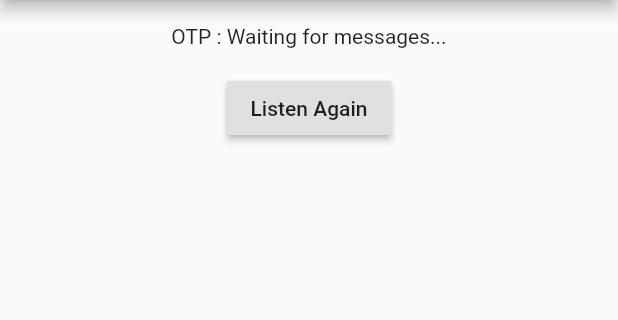
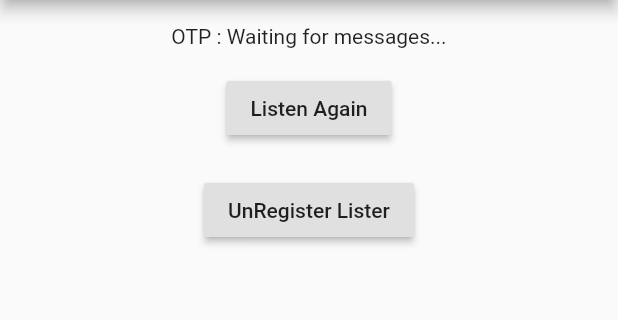
Before and after one commit to dineshpote26/flutter_read_otp, a Flutter app: the screen it shows after launch, on a phone screen of 412 x 824 dp, the part 84-404 px from its top. Run offline on Flutter 3.47's test engine with Material 2 defaults, Android fonts, the phone set to English and light mode, and no system bars.

Commit message:
update unRegisterListening

```diff
--- a/example/lib/main.dart
+++ b/example/lib/main.dart
@@ -39,6 +39,16 @@ class _MyAppState extends State<MyApp> {
   }
 
   @override
+  void dispose() async {
+    _unRegisterListening();
+    super.dispose();
+  }
+
+  void _unRegisterListening() async {
+    await _smsReceiver.unRegisterListening();
+  }
+
+  @override
   Widget build(BuildContext context) {
     return MaterialApp(
       home: Scaffold(
@@ -56,6 +66,13 @@ class _MyAppState extends State<MyApp> {
               child: Text("Listen Again"),
               onPressed: _startListening,
             ),
+            SizedBox(
+              height: 20,
+            ),
+            RaisedButton(
+              child: Text("UnRegister Lister"),
+              onPressed: _unRegisterListening,
+            ),
           ],
         ),
       ),
```
